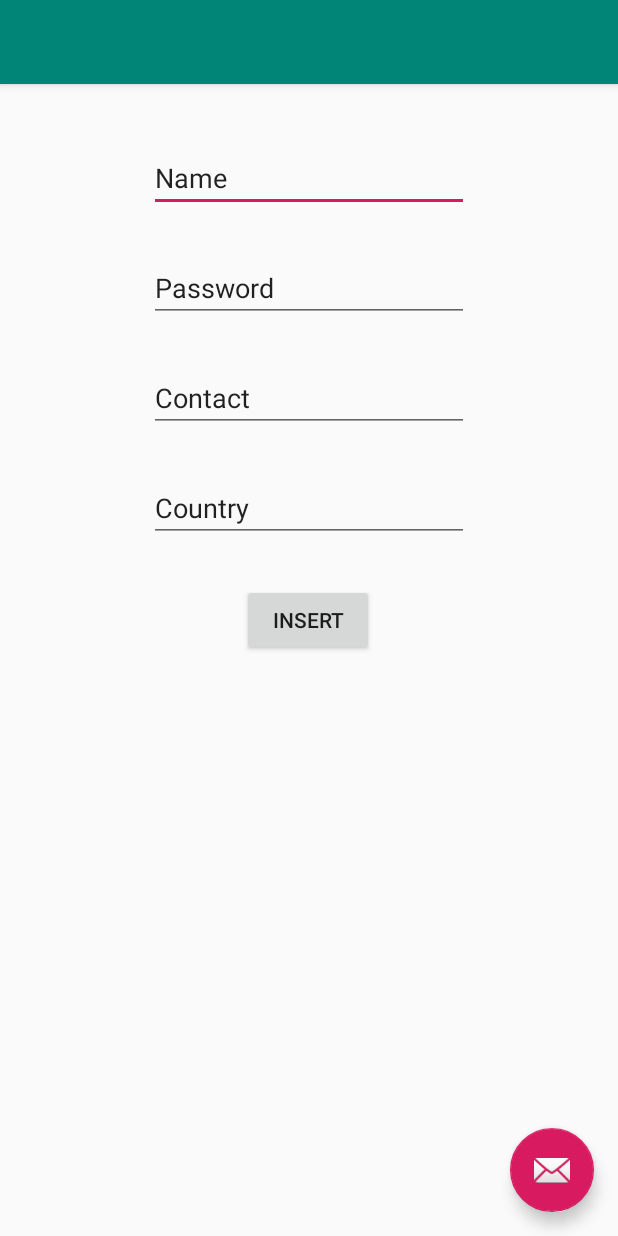
After one commit to SujitBista/DemoDatabase, an Android app: the Register screen opened directly, with no data from a screen before it, on a phone screen of 412 x 824 dp. The commit adds this screen. Run offline under Robolectric (Android 15) with nearby library versions, the phone set to English and light mode, and no system bars.

Commit message:
Created activity basically for inserting value into the database

```diff
--- a/app/src/main/AndroidManifest.xml
+++ b/app/src/main/AndroidManifest.xml
@@ -9,6 +9,10 @@
         android:roundIcon="@mipmap/ic_launcher_round"
         android:supportsRtl="true"
         android:theme="@style/AppTheme">
+        <activity
+            android:name=".Register"
+            android:label="@string/title_activity_register"
+            android:theme="@style/AppTheme.NoActionBar"></activity>
         <activity
             android:name=".MainActivity"
             android:label="@string/app_name"
--- a/app/src/main/java/com/example/demodatabase/MainActivity.java
+++ b/app/src/main/java/com/example/demodatabase/MainActivity.java
@@ -15,38 +15,6 @@ public class MainActivity extends AppCompatActivity {
     protected void onCreate(Bundle savedInstanceState) {
         super.onCreate(savedInstanceState);
         setContentView(R.layout.activity_main);
-        Toolbar toolbar = findViewById(R.id.toolbar);
-        setSupportActionBar(toolbar);
-
-        FloatingActionButton fab = findViewById(R.id.fab);
-        fab.setOnClickListener(new View.OnClickListener() {
-            @Override
-            public void onClick(View view) {
-                Snackbar.make(view, "Replace with your own action", Snackbar.LENGTH_LONG)
-                        .setAction("Action", null).show();
-            }
-        });
     }
 
-    @Override
-    public boolean onCreateOptionsMenu(Menu menu) {
-        // Inflate the menu; this adds items to the action bar if it is present.
-        getMenuInflater().inflate(R.menu.menu_main, menu);
-        return true;
-    }
-
-    @Override
-    public boolean onOptionsItemSelected(MenuItem item) {
-        // Handle action bar item clicks here. The action bar will
-        // automatically handle clicks on the Home/Up button, so long
-        // as you specify a parent activity in AndroidManifest.xml.
-        int id = item.getItemId();
-
-        //noinspection SimplifiableIfStatement
-        if (id == R.id.action_settings) {
-            return true;
-        }
-
-        return super.onOptionsItemSelected(item);
-    }
 }
--- /dev/null
+++ b/app/src/main/java/com/example/demodatabase/Register.java
@@ -0,0 +1,33 @@
+package com.example.demodatabase;
+
+import android.os.Bundle;
+import android.support.design.widget.FloatingActionButton;
+import android.support.design.widget.Snackbar;
+import android.support.v7.app.AppCompatActivity;
+import android.support.v7.widget.Toolbar;
+import android.view.View;
+import android.widget.EditText;
+
+public class Register extends AppCompatActivity {
+    EditText e_name,e_password,e_contact,e_country;
+    String name, password, contact, country;
+
+    @Override
+    protected void onCreate(Bundle savedInstanceState) {
+        super.onCreate(savedInstanceState);
+        setContentView(R.layout.activity_register);
+        e_name = findViewById(R.id.et_name);
+        e_password = findViewById(R.id.et_password);
+        e_contact = findViewById(R.id.et_contact);
+        e_country = findViewById(R.id.et_country);
+
+    }
+
+    public void register_user(View view){
+        name = e_name.getText().toString();
+        password = e_password.getText().toString();
+        contact = e_contact.getText().toString();
+        country = e_country.getText().toString();
+    }
+
+}
--- /dev/null
+++ b/app/src/main/res/layout/activity_register.xml
@@ -0,0 +1,33 @@
+<?xml version="1.0" encoding="utf-8"?>
+<android.support.design.widget.CoordinatorLayout xmlns:android="http://schemas.android.com/apk/res/android"
+    xmlns:app="http://schemas.android.com/apk/res-auto"
+    xmlns:tools="http://schemas.android.com/tools"
+    android:layout_width="match_parent"
+    android:layout_height="match_parent"
+    tools:context=".Register">
+
+    <android.support.design.widget.AppBarLayout
+        android:layout_width="match_parent"
+        android:layout_height="wrap_content"
+        android:theme="@style/AppTheme.AppBarOverlay">
+
+        <android.support.v7.widget.Toolbar
+            android:id="@+id/toolbar"
+            android:layout_width="match_parent"
+            android:layout_height="?attr/actionBarSize"
+            android:background="?attr/colorPrimary"
+            app:popupTheme="@style/AppTheme.PopupOverlay" />
+
+    </android.support.design.widget.AppBarLayout>
+
+    <include layout="@layout/content_register" />
+
+    <android.support.design.widget.FloatingActionButton
+        android:id="@+id/fab"
+        android:layout_width="wrap_content"
+        android:layout_height="wrap_content"
+        android:layout_gravity="bottom|end"
+        android:layout_margin="@dimen/fab_margin"
+        app:srcCompat="@android:drawable/ic_dialog_email" />
+
+</android.support.design.widget.CoordinatorLayout>
--- /dev/null
+++ b/app/src/main/res/layout/content_register.xml
@@ -0,0 +1,89 @@
+<?xml version="1.0" encoding="utf-8"?>
+<android.support.constraint.ConstraintLayout xmlns:android="http://schemas.android.com/apk/res/android"
+    xmlns:app="http://schemas.android.com/apk/res-auto"
+    xmlns:tools="http://schemas.android.com/tools"
+    android:layout_width="match_parent"
+    android:layout_height="match_parent"
+    app:layout_behavior="@string/appbar_scrolling_view_behavior"
+    tools:context=".Register"
+    tools:showIn="@layout/activity_register">
+
+    <EditText
+        android:id="@+id/et_name"
+        android:layout_width="wrap_content"
+        android:layout_height="wrap_content"
+        android:layout_marginStart="8dp"
+        android:layout_marginLeft="8dp"
+        android:layout_marginTop="40dp"
+        android:layout_marginEnd="8dp"
+        android:layout_marginRight="8dp"
+        android:ems="10"
+        android:inputType="textPersonName"
+        android:text="Name"
+        app:layout_constraintEnd_toEndOf="parent"
+        app:layout_constraintStart_toStartOf="parent"
+        app:layout_constraintTop_toTopOf="parent" />
+
+    <EditText
+        android:id="@+id/et_password"
+        android:layout_width="wrap_content"
+        android:layout_height="wrap_content"
+        android:layout_marginStart="8dp"
+        android:layout_marginLeft="8dp"
+        android:layout_marginTop="28dp"
+        android:layout_marginEnd="8dp"
+        android:layout_marginRight="8dp"
+        android:ems="10"
+        android:inputType="textPersonName"
+        android:text="Password"
+        app:layout_constraintEnd_toEndOf="parent"
+        app:layout_constraintStart_toStartOf="parent"
+        app:layout_constraintTop_toBottomOf="@+id/et_name" />
+
+    <EditText
+        android:id="@+id/et_contact"
+        android:layout_width="wrap_content"
+        android:layout_height="wrap_content"
+        android:layout_marginStart="8dp"
+        android:layout_marginLeft="8dp"
+        android:layout_marginTop="28dp"
+        android:layout_marginEnd="8dp"
+        android:layout_marginRight="8dp"
+        android:ems="10"
+        android:inputType="textPersonName"
+        android:text="Contact"
+        app:layout_constraintEnd_toEndOf="parent"
+        app:layout_constraintStart_toStartOf="parent"
+        app:layout_constraintTop_toBottomOf="@+id/et_password" />
+
+    <EditText
+        android:id="@+id/et_country"
+        android:layout_width="wrap_content"
+        android:layout_height="wrap_content"
+        android:layout_marginStart="8dp"
+        android:layout_marginLeft="8dp"
+        android:layout_marginTop="28dp"
+        android:layout_marginEnd="8dp"
+        android:layout_marginRight="8dp"
+        android:ems="10"
+        android:inputType="textPersonName"
+        android:text="Country"
+        app:layout_constraintEnd_toEndOf="parent"
+        app:layout_constraintStart_toStartOf="parent"
+        app:layout_constraintTop_toBottomOf="@+id/et_contact" />
+
+    <Button
+        android:id="@+id/btn_insert"
+        android:layout_width="wrap_content"
+        android:layout_height="wrap_content"
+        android:layout_marginStart="8dp"
+        android:layout_marginLeft="8dp"
+        android:layout_marginTop="28dp"
+        android:layout_marginEnd="8dp"
+        android:layout_marginRight="8dp"
+        android:text="Insert"
+        app:layout_constraintEnd_toEndOf="parent"
+        app:layout_constraintHorizontal_bias="0.498"
+        app:layout_constraintStart_toStartOf="parent"
+        app:layout_constraintTop_toBottomOf="@+id/et_country" />
+</android.support.constraint.ConstraintLayout>
--- a/app/src/main/res/values/strings.xml
+++ b/app/src/main/res/values/strings.xml
@@ -1,4 +1,5 @@
 <resources>
     <string name="app_name">DemoDatabase</string>
     <string name="action_settings">Settings</string>
+    <string name="title_activity_register">Register</string>
 </resources>
```
